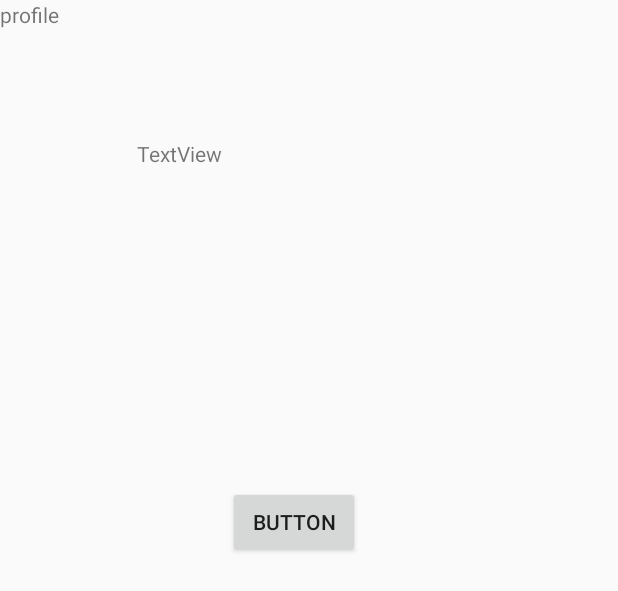
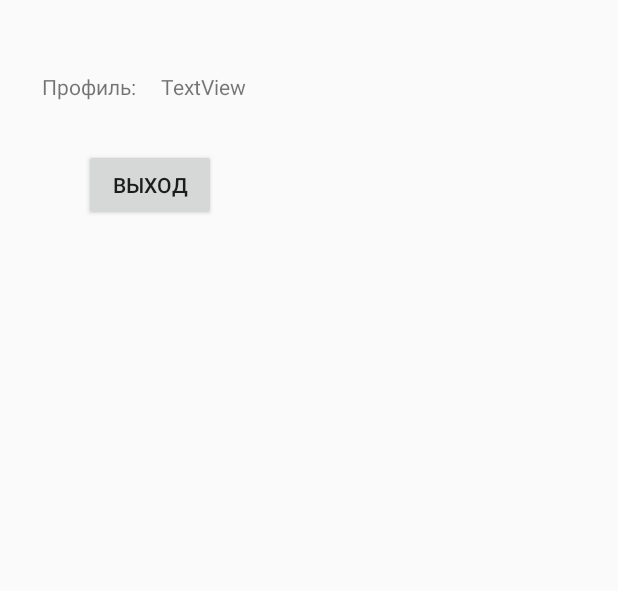
Before and after one commit to yaa-ku/fragment_navigation, an Android app: the layout fragment_profile.xml on its own in the app's theme, with its tools: preview values and no code run, on a phone screen of 412 x 824 dp. Shown: the top 591 px of the screen. Run offline under Robolectric (Android 15) with nearby library versions, the phone set to English and light mode, and no system bars; network calls fail.

Commit message:
работает и чудно

```diff
--- a/app/src/main/java/com/example/fragment_navigation/ChartsFragment.kt
+++ b/app/src/main/java/com/example/fragment_navigation/ChartsFragment.kt
@@ -84,7 +84,6 @@ public object Store {
                 )
             )
         }
-        Log.d("bluetooth", dataList[0].temperature.toString())
     }
 
     public fun filter() {
@@ -216,8 +215,8 @@ class ChartsFragment : Fragment() {
     lateinit var aaChartModel2: AAChartModel
 
     private fun mainEvent() {
-        Store.dataList.clear()
-        Store.filter()
+        //Store.dataList.clear()
+        //Store.filter()
         //Работаем с температурой
         val temperatureData = ArrayList<Double>()
         for (index in 0 until Store.dataList.size) {
@@ -246,7 +245,7 @@ class ChartsFragment : Fragment() {
 
         //val aaChartView = view?.findViewById<AAChartView>(com.example.fragment_navigation.R.id.aa_chart_view)
         val aaChartModel1: AAChartModel = AAChartModel()
-            .chartType(AAChartType.Area)
+            .chartType(AAChartType.Line)
             .dataLabelsEnabled(true)
             .legendEnabled(false)
             .title("Влажность")
@@ -257,16 +256,17 @@ class ChartsFragment : Fragment() {
                     AASeriesElement()
                         .name("Влажность")
                         .data(humidityData.toArray())
-                        .color("#44BBCC")
+                        .color("#44BBCC"),
+                    AASeriesElement()
                         .data(humidityData2.toArray())
-                        .color("#4682B4"),
+                        .color("#4682B4")
 
                 ),
             ).categories(xAxisText.toArray(arrayOf(String())))
 
         //val aaChartView2 = view?.findViewById<AAChartView>(com.example.fragment_navigation.R.id.aa_chart_view2)
         val aaChartModel2: AAChartModel = AAChartModel()
-            .chartType(AAChartType.Area)
+            .chartType(AAChartType.Line)
             .dataLabelsEnabled(true)
             .legendEnabled(false)
             .yAxisTitle("Градусы °C")
@@ -277,9 +277,12 @@ class ChartsFragment : Fragment() {
                     AASeriesElement()
                         .name("Температура")
                         .data(temperatureData.toArray())
-                        .color("#FF8E18")
+                        .color("#FF8E18"),
+
+                    AASeriesElement()
                         .data(temperatureData2.toArray())
-                        .color("#DDBB22"),
+                        .color("#DDBB22")
+
                 ),
 
             ).categories(xAxisText.toArray(arrayOf(String())))
@@ -310,7 +313,7 @@ class ChartsFragment : Fragment() {
                             try {
                                 dataArray = gson.fromJson(sbprint, DataForCharsets::class.java)
                                 Store.fillData2(dataArray)
-                                Store.resetFilter()
+                                //Store.resetFilter()
                                 mainEvent()
                             }catch (e: Exception){
                                 Log.d(TAG, "ERROR "+e.message.toString())
--- a/app/src/main/java/com/example/fragment_navigation/ProfileFragment.kt
+++ b/app/src/main/java/com/example/fragment_navigation/ProfileFragment.kt
@@ -24,6 +24,12 @@ class ProfileFragment : Fragment() {
         binding = FragmentProfileBinding.inflate(inflater, container, false)
 
         user = FirebaseAuth.getInstance()
+
+        if (user.currentUser != null) {
+            user.currentUser?.let {
+                binding.tvUserEmail.text = it.email
+            }
+        }
         binding.btnSignOut.setOnClickListener {
             user.signOut()
             requireActivity().startActivity(Intent(context, Register::class.java).addFlags(Intent.FLAG_ACTIVITY_NEW_TASK).addFlags(Intent.FLAG_ACTIVITY_CLEAR_TASK))
--- a/app/src/main/res/layout/fragment_profile.xml
+++ b/app/src/main/res/layout/fragment_profile.xml
@@ -7,31 +7,34 @@
     tools:context=".ProfileFragment">
 
     <TextView
-        android:id="@+id/textView"
-        android:layout_width="match_parent"
-        android:layout_height="match_parent"
-        android:text="profile"
-        tools:layout_editor_absoluteX="0dp"
-        tools:layout_editor_absoluteY="0dp" />
+        android:id="@+id/textView4"
+        android:layout_width="wrap_content"
+        android:layout_height="wrap_content"
+        android:layout_marginStart="28dp"
+        android:layout_marginTop="48dp"
+        android:text="Профиль:"
+        app:layout_constraintStart_toStartOf="parent"
+        app:layout_constraintTop_toTopOf="parent" />
+
+    <TextView
+        android:id="@+id/tvUserEmail"
+        android:layout_width="wrap_content"
+        android:layout_height="wrap_content"
+        android:layout_marginTop="48dp"
+        android:text="TextView"
+        app:layout_constraintEnd_toEndOf="parent"
+        app:layout_constraintHorizontal_bias="0.064"
+        app:layout_constraintStart_toEndOf="@+id/textView4"
+        app:layout_constraintTop_toTopOf="parent" />
 
     <Button
         android:id="@+id/btnSignOut"
         android:layout_width="wrap_content"
         android:layout_height="wrap_content"
-        android:layout_marginEnd="172dp"
-        android:layout_marginBottom="452dp"
-        android:text="Button"
-        app:layout_constraintBottom_toBottomOf="@+id/textView"
-        app:layout_constraintEnd_toEndOf="@+id/textView" />
-
-    <TextView
-        android:id="@+id/tvUserEmail"
-        android:layout_width="wrap_content"
-        android:layout_height="wrap_content"
-        android:layout_marginEnd="264dp"
-        android:layout_marginBottom="212dp"
-        android:text="TextView"
-        app:layout_constraintBottom_toTopOf="@+id/btnSignOut"
-        app:layout_constraintEnd_toEndOf="parent" />
+        android:layout_marginStart="56dp"
+        android:layout_marginTop="32dp"
+        android:text="Выход"
+        app:layout_constraintStart_toStartOf="parent"
+        app:layout_constraintTop_toBottomOf="@+id/tvUserEmail" />
 
 </androidx.constraintlayout.widget.ConstraintLayout>
```
Also changed, not shown: app/src/main/java/com/example/fragment_navigation/HomeFragment.kt (+3 -8 lines).
